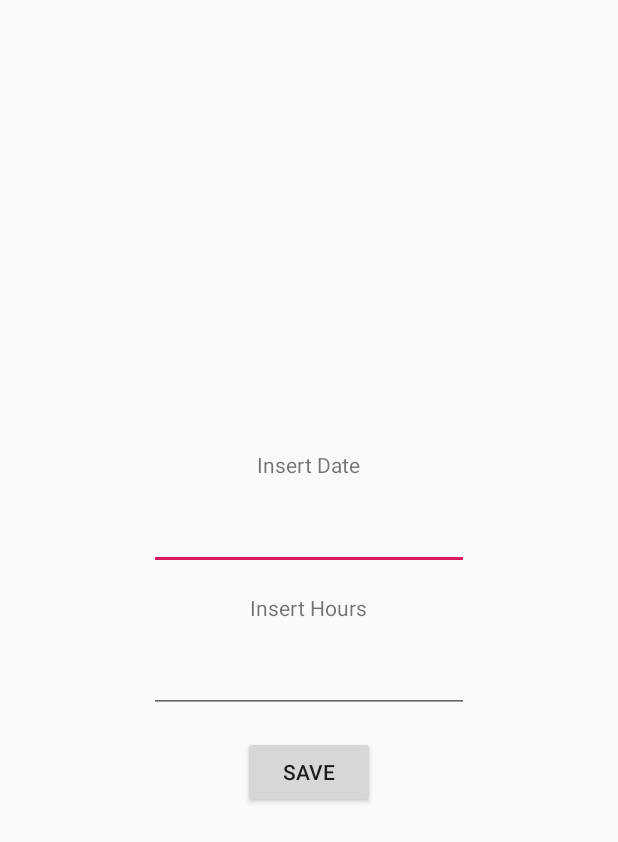
After one commit to Sakkendalen/Work-Time-Tracker, an Android app: the InsertHoursActivity screen opened directly, with no data from a screen before it, on a phone screen of 412 x 824 dp. The commit adds this screen. Shown: the top 842 px of the screen. Run offline under Robolectric (Android 15) with nearby library versions, the phone set to English and light mode, and no system bars.

Commit message:
add Layout hours, calendar. add activity hours, calendar.
-Layout insert hours.
-Layout calendar.
-Activity Insert hours.
-Activity Calendar

```diff
--- a/app/build.gradle
+++ b/app/build.gradle
@@ -16,10 +16,14 @@ android {
             proguardFiles getDefaultProguardFile('proguard-android-optimize.txt'), 'proguard-rules.pro'
         }
     }
+    compileOptions {
+        sourceCompatibility JavaVersion.VERSION_1_8
+        targetCompatibility JavaVersion.VERSION_1_8
+    }
 }
 
 dependencies {
-    implementation fileTree(dir: 'libs', include: ['*.jar'])
+    implementation fileTree(include: ['*.jar'], dir: 'libs')
     implementation 'com.android.support:appcompat-v7:28.0.0'
     implementation 'com.android.support.constraint:constraint-layout:1.1.3'
     testImplementation 'junit:junit:4.12'
--- /dev/null
+++ b/app/src/main/java/fi/tuni/work_time_tracker/InsertHoursActivity.java
@@ -0,0 +1,13 @@
+package fi.tuni.work_time_tracker;
+
+import android.app.Activity;
+import android.os.Bundle;
+
+public class InsertHoursActivity extends Activity {
+
+    @Override
+    protected void onCreate(Bundle savedInstanceState) {
+        super.onCreate(savedInstanceState);
+        setContentView(R.layout.activity_inserthours);
+    }
+}
--- /dev/null
+++ b/app/src/main/res/layout/activity_inserthours.xml
@@ -0,0 +1,47 @@
+<?xml version="1.0" encoding="utf-8"?>
+<LinearLayout xmlns:android="http://schemas.android.com/apk/res/android"
+    android:orientation="vertical"
+    android:gravity="center_vertical"
+    android:layout_width="match_parent"
+    android:layout_height="match_parent">
+
+    <TextView
+        android:layout_width="wrap_content"
+        android:layout_height="wrap_content"
+        android:layout_gravity="center"
+        android:layout_marginTop="15dp"
+        android:text="Insert Date" />
+
+    <EditText
+        android:id="@+id/date"
+        android:layout_width="wrap_content"
+        android:layout_height="wrap_content"
+        android:layout_gravity="center"
+        android:layout_marginTop="15dp"
+        android:ems="10"
+        android:inputType="date" />
+
+    <TextView
+        android:layout_width="wrap_content"
+        android:layout_height="wrap_content"
+        android:layout_gravity="center"
+        android:layout_marginTop="15dp"
+        android:text="Insert Hours" />
+
+    <EditText
+        android:id="@+id/hours"
+        android:layout_width="wrap_content"
+        android:layout_height="wrap_content"
+        android:layout_gravity="center"
+        android:layout_marginTop="15dp"
+        android:ems="10"
+        android:inputType="time" />
+
+    <Button
+        android:id="@+id/save"
+        android:layout_width="wrap_content"
+        android:layout_height="wrap_content"
+        android:layout_gravity="center"
+        android:layout_marginTop="15dp"
+        android:text="Save" />
+</LinearLayout>
--- a/app/src/main/res/mipmap-anydpi-v26/ic_launcher.xml
+++ b/app/src/main/res/mipmap-anydpi-v26/ic_launcher.xml
@@ -1,5 +1,5 @@
 <?xml version="1.0" encoding="utf-8"?>
 <adaptive-icon xmlns:android="http://schemas.android.com/apk/res/android">
-    <background android:drawable="@drawable/ic_launcher_background"/>
-    <foreground android:drawable="@drawable/ic_launcher_foreground"/>
+    <background android:drawable="@drawable/ic_launcher_background" />
+    <foreground android:drawable="@drawable/ic_launcher_foreground" />
 </adaptive-icon>
--- a/app/src/main/res/mipmap-anydpi-v26/ic_launcher_round.xml
+++ b/app/src/main/res/mipmap-anydpi-v26/ic_launcher_round.xml
@@ -1,5 +1,5 @@
 <?xml version="1.0" encoding="utf-8"?>
 <adaptive-icon xmlns:android="http://schemas.android.com/apk/res/android">
-    <background android:drawable="@drawable/ic_launcher_background"/>
-    <foreground android:drawable="@drawable/ic_launcher_foreground"/>
+    <background android:drawable="@drawable/ic_launcher_background" />
+    <foreground android:drawable="@drawable/ic_launcher_foreground" />
 </adaptive-icon>
--- a/gradle.properties
+++ b/gradle.properties
@@ -1,16 +1,12 @@
 # Project-wide Gradle settings.
-
 # IDE (e.g. Android Studio) users:
 # Gradle settings configured through the IDE *will override*
 # any settings specified in this file.
-
 # For more details on how to configure your build environment visit
 # http://www.gradle.org/docs/current/userguide/build_environment.html
-
 # Specifies the JVM arguments used for the daemon process.
 # The setting is particularly useful for tweaking memory settings.
 org.gradle.jvmargs=-Xmx1536m
-
 # When configured, Gradle will run in incubating parallel mode.
 # This option should only be used with decoupled projects. More details, visit
 # http://www.gradle.org/docs/current/userguide/multi_project_builds.html#sec:decoupled_projects
```
Also changed, not shown: app/src/main/AndroidManifest.xml (+7 -3 lines), app/src/main/java/fi/tuni/work_time_tracker/HoursCalendar.java (added, +33 -0 lines), app/src/main/java/fi/tuni/work_time_tracker/MainActivity.java (+12 -0 lines), app/src/main/res/drawable-v24/ic_launcher_foreground.xml (+6 -6 lines), app/src/main/res/drawable/ic_launcher_background.xml (+166 -70 lines), app/src/main/res/layout/activity_hourscalendar.xml (added, +18 -0 lines), app/src/main/res/layout/activity_main.xml (+22 -10 lines), 2 other files.
